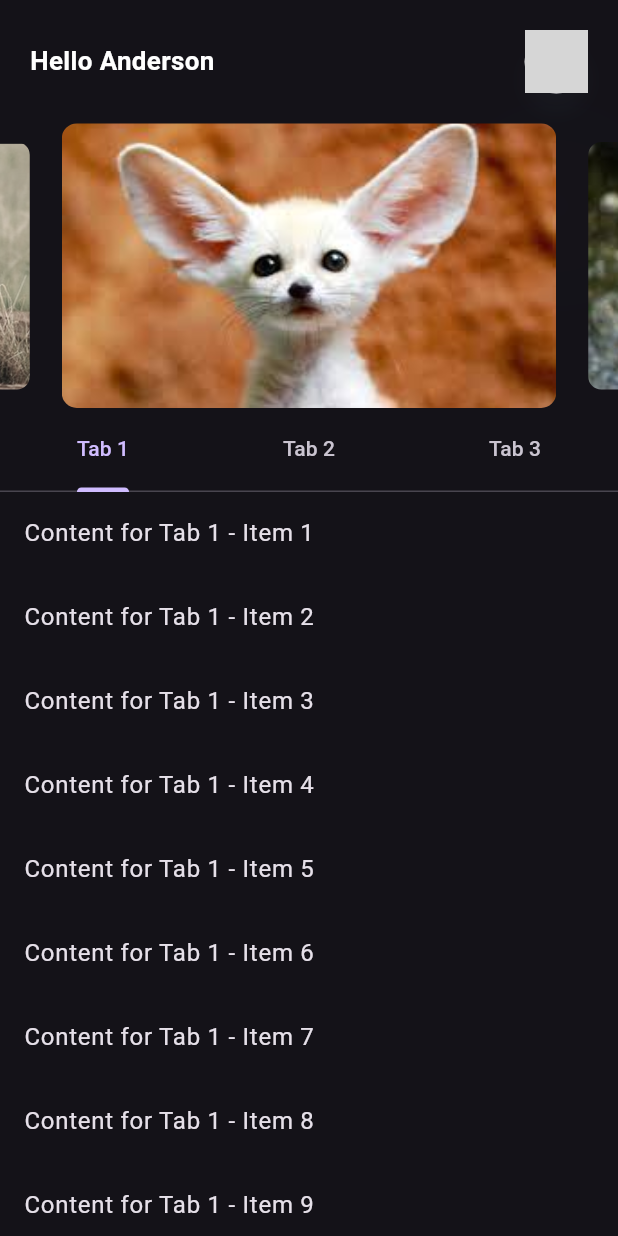
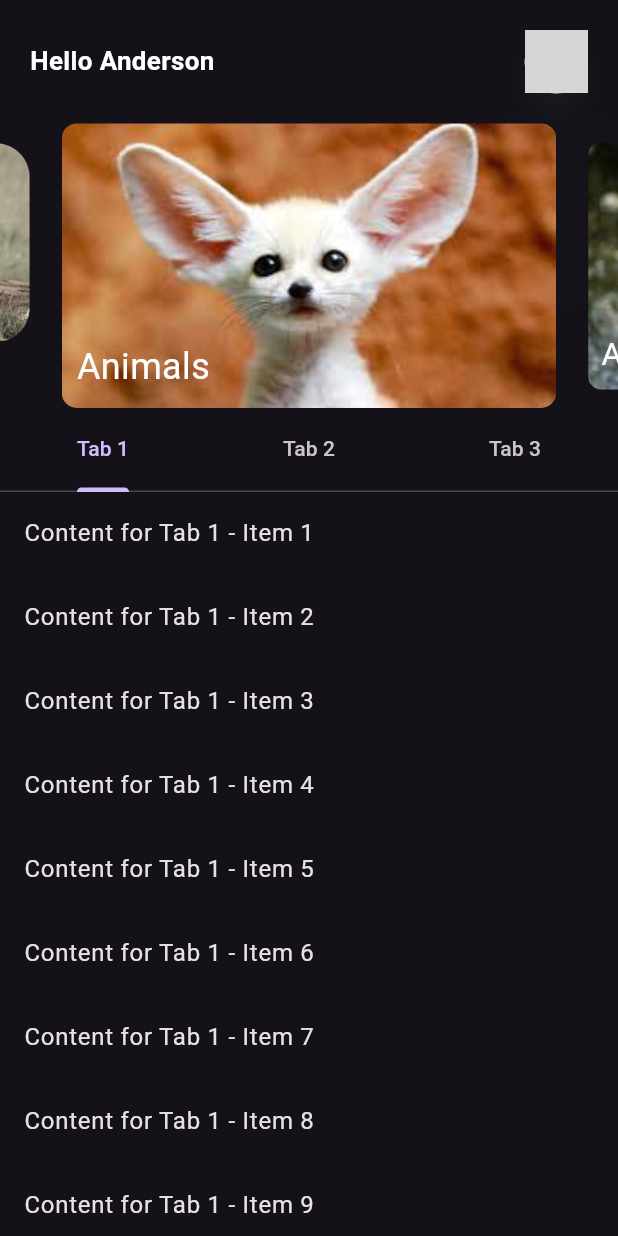
Before and after one commit to AmrElzohairy/animals_app, a Flutter app: the HomeView screen opened directly, on a phone screen of 412 x 824 dp. Run offline on Flutter 3.47's test engine with Material 3 defaults, Android fonts, the light colour scheme and no system bars; drawn by our look-alikes of carousel_slider; network calls fail; Roboto replaces fonts that are missing (Nunito Sans); grey boxes are pictures that could not be loaded.

Commit message:
add animals text

```diff
--- a/lib/features/onboarding/home/presentation/ui/widgets/home_carosal_item.dart
+++ b/lib/features/onboarding/home/presentation/ui/widgets/home_carosal_item.dart
@@ -2,13 +2,28 @@ import 'package:flutter/material.dart';
 
 class HomeCarosalItem extends StatelessWidget {
   const HomeCarosalItem({super.key, required this.image});
-final String image;
+  final String image;
   @override
   Widget build(BuildContext context) {
     return ClipRRect(
       borderRadius: BorderRadius.circular(10),
-      child: Image.asset(image, // Use the image passed to the constructor
-          width: double.infinity, fit: BoxFit.cover),
+      child: Stack(
+        children: [
+          Image.asset(
+            image, // Use the image passed to the constructor
+            width: double.infinity,
+            fit: BoxFit.cover,
+          ),
+          Positioned(
+            bottom: 10,
+            left: 10,
+            child: Text(
+              "Animals",
+              style: TextStyle(color: Colors.white, fontSize: 24),
+            ),
+          ),
+        ],
+      ),
     );
   }
 }
```
